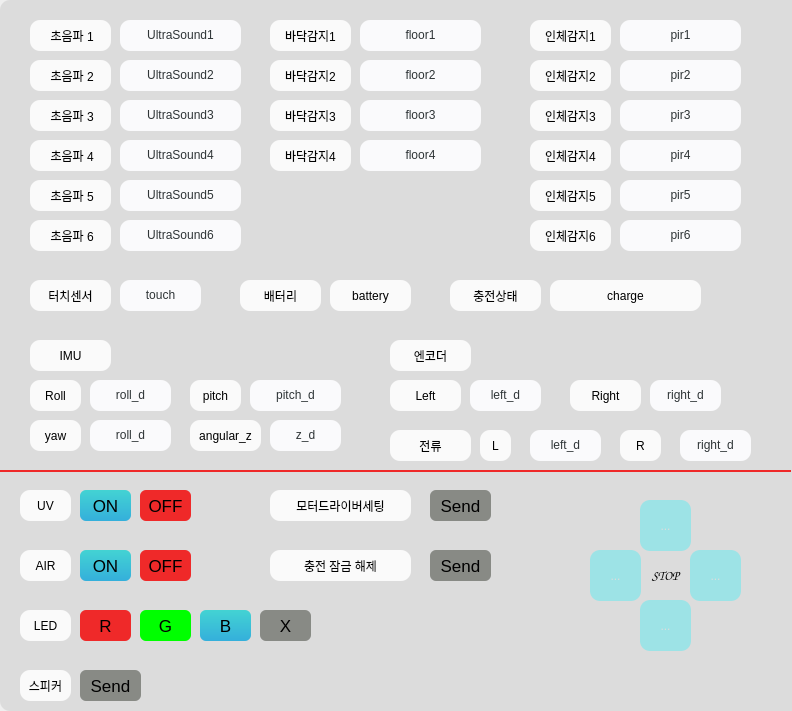
cnr-lab/uvbot_test_ui, file UI/AdamTest.ui: the form before one commit.
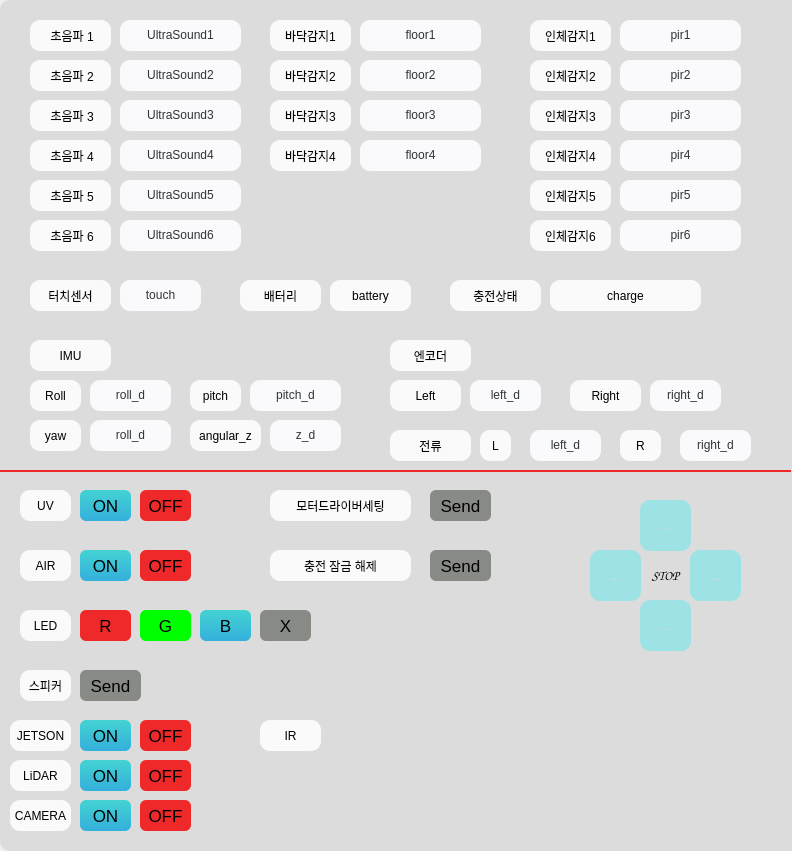
The form after the commit. Icons and pictures are not drawn.

Commit message: Jetson, Lidar, Camera button is updated

```diff
--- a/UI/AdamTest.ui
+++ b/UI/AdamTest.ui
@@ -2,39 +2,63 @@
 <ui version="4.0">
  <class>MainWindow_TestforAdam</class>
  <widget class="QMainWindow" name="MainWindow_TestforAdam">
+  <property name="enabled">
+   <bool>true</bool>
+  </property>
   <property name="geometry">
    <rect>
     <x>0</x>
     <y>0</y>
     <width>792</width>
-    <height>711</height>
+    <height>851</height>
    </rect>
   </property>
   <property name="minimumSize">
    <size>
     <width>792</width>
-    <height>711</height>
+    <height>851</height>
    </size>
   </property>
   <property name="maximumSize">
    <size>
     <width>792</width>
-    <height>711</height>
+    <height>871</height>
    </size>
   </property>
   <property name="windowTitle">
    <string>MainWindow</string>
   </property>
   <widget class="QWidget" name="centralwidget">
+   <property name="minimumSize">
+    <size>
+     <width>792</width>
+     <height>851</height>
+    </size>
+   </property>
+   <property name="maximumSize">
+    <size>
+     <width>792</width>
+     <height>851</height>
+    </size>
+   </property>
    <widget class="QFrame" name="frame">
+    <property name="enabled">
+     <bool>true</bool>
+    </property>
     <property name="geometry">
      <rect>
       <x>0</x>
       <y>0</y>
       <width>811</width>
-      <height>711</height>
+      <height>851</height>
      </rect>
     </property>
+    <property name="sizePolicy">
+     <sizepolicy hsizetype="Preferred" vsizetype="Preferred">
+      <horstretch>0</horstretch>
+      <verstretch>0</verstretch>
+     </sizepolicy>
+    </property>
     <property name="styleSheet">
      <string notr="true">QFrame {	
 	background-color: rgb(220,220,220);	
@@ -1956,6 +1980,266 @@
       <set>Qt::AlignCenter</set>
      </property>
     </widget>
+    <widget class="QLabel" name="JETSON">
+     <property name="geometry">
+      <rect>
+       <x>10</x>
+       <y>720</y>
+       <width>61</width>
+       <height>31</height>
+      </rect>
+     </property>
+     <property name="styleSheet">
+      <string notr="true">QFrame {	
+	background-color: rgb(250, 250, 250);	
+	color: rgb(0, 0, 0);
+	border-radius: 10px;
+}</string>
+     </property>
+     <property name="text">
+      <string>JETSON</string>
+     </property>
+     <property name="alignment">
+      <set>Qt::AlignCenter</set>
+     </property>
+    </widget>
+    <widget class="QPushButton" name="JETSON_ON">
+     <property name="geometry">
+      <rect>
+       <x>80</x>
+       <y>720</y>
+       <width>51</width>
+       <height>31</height>
+      </rect>
+     </property>
+     <property name="font">
+      <font>
+       <family>Ubuntu</family>
+       <pointsize>13</pointsize>
+       <weight>50</weight>
+       <bold>false</bold>
+      </font>
+     </property>
+     <property name="styleSheet">
+      <string notr="true">background-color:qlineargradient(spread:reflect, x1:1, y1:1, x2:1, y2:0, stop:0 rgba(52, 175, 219, 255), stop:1 rgba(67, 211, 211, 255));	
+color: rgb(0, 0, 0);
+
+border-radius: 6px;
+</string>
+     </property>
+     <property name="text">
+      <string>ON</string>
+     </property>
+    </widget>
+    <widget class="QPushButton" name="JETSON_OFF">
+     <property name="geometry">
+      <rect>
+       <x>140</x>
+       <y>720</y>
+       <width>51</width>
+       <height>31</height>
+      </rect>
+     </property>
+     <property name="font">
+      <font>
+       <family>Ubuntu</family>
+       <pointsize>13</pointsize>
+       <weight>50</weight>
+       <bold>false</bold>
+      </font>
+     </property>
+     <property name="styleSheet">
+      <string notr="true">background-color:qlineargradient(spread:pad, x1:0, y1:1, x2:0, y2:1, stop:0 rgba(239, 41, 41, 255), stop:1 rgba(255, 255, 255, 255));
+color: rgb(0, 0, 0);
+
+border-radius: 6px;
+</string>
+     </property>
+     <property name="text">
+      <string>OFF</string>
+     </property>
+    </widget>
+    <widget class="QLabel" name="CAMERA">
+     <property name="geometry">
+      <rect>
+       <x>10</x>
+       <y>800</y>
+       <width>61</width>
+       <height>31</height>
+      </rect>
+     </property>
+     <property name="styleSheet">
+      <string notr="true">QFrame {	
+	background-color: rgb(250, 250, 250);	
+	color: rgb(0, 0, 0);
+	border-radius: 10px;
+}</string>
+     </property>
+     <property name="text">
+      <string>CAMERA</string>
+     </property>
+     <property name="alignment">
+      <set>Qt::AlignCenter</set>
+     </property>
+    </widget>
+    <widget class="QPushButton" name="LiDAR_ON">
+     <property name="geometry">
+      <rect>
+       <x>80</x>
+       <y>760</y>
+       <width>51</width>
+       <height>31</height>
+      </rect>
+     </property>
+     <property name="font">
+      <font>
+       <family>Ubuntu</family>
+       <pointsize>13</pointsize>
+       <weight>50</weight>
+       <bold>false</bold>
+      </font>
+     </property>
+     <property name="styleSheet">
+      <string notr="true">background-color:qlineargradient(spread:reflect, x1:1, y1:1, x2:1, y2:0, stop:0 rgba(52, 175, 219, 255), stop:1 rgba(67, 211, 211, 255));	
+color: rgb(0, 0, 0);
+
+border-radius: 6px;
+</string>
+     </property>
+     <property name="text">
+      <string>ON</string>
+     </property>
+    </widget>
+    <widget class="QPushButton" name="LiDAR_OFF">
+     <property name="geometry">
+      <rect>
+       <x>140</x>
+       <y>760</y>
+       <width>51</width>
+       <height>31</height>
+      </rect>
+     </property>
+     <property name="font">
+      <font>
+       <family>Ubuntu</family>
+       <pointsize>13</pointsize>
+       <weight>50</weight>
+       <bold>false</bold>
+      </font>
+     </property>
+     <property name="styleSheet">
+      <string notr="true">background-color:qlineargradient(spread:pad, x1:0, y1:1, x2:0, y2:1, stop:0 rgba(239, 41, 41, 255), stop:1 rgba(255, 255, 255, 255));
+color: rgb(0, 0, 0);
+
+border-radius: 6px;
+</string>
+     </property>
+     <property name="text">
+      <string>OFF</string>
+     </property>
+    </widget>
+    <widget class="QLabel" name="LiDAR">
+     <property name="geometry">
+      <rect>
+       <x>10</x>
+       <y>760</y>
+       <width>61</width>
+       <height>31</height>
+      </rect>
+     </property>
+     <property name="styleSheet">
+      <string notr="true">QFrame {	
+	background-color: rgb(250, 250, 250);	
+	color: rgb(0, 0, 0);
+	border-radius: 10px;
+}</string>
+     </property>
+     <property name="text">
+      <string>LiDAR</string>
+     </property>
+     <property name="alignment">
+      <set>Qt::AlignCenter</set>
+     </property>
+    </widget>
+    <widget class="QPushButton" name="CAMERA_ON">
+     <property name="geometry">
+      <rect>
+       <x>80</x>
+       <y>800</y>
+       <width>51</width>
+       <height>31</height>
+      </rect>
+     </property>
+     <property name="font">
+      <font>
+       <family>Ubuntu</family>
+       <pointsize>13</pointsize>
+       <weight>50</weight>
+       <bold>false</bold>
+      </font>
+     </property>
+     <property name="styleSheet">
+      <string notr="true">background-color:qlineargradient(spread:reflect, x1:1, y1:1, x2:1, y2:0, stop:0 rgba(52, 175, 219, 255), stop:1 rgba(67, 211, 211, 255));	
+color: rgb(0, 0, 0);
+
+border-radius: 6px;
+</string>
+     </property>
+     <property name="text">
+      <string>ON</string>
+     </property>
+    </widget>
+    <widget class="QPushButton" name="CAMERA_OFF">
+     <property name="geometry">
+      <rect>
+       <x>140</x>
+       <y>800</y>
+       <width>51</width>
+       <height>31</height>
+      </rect>
+     </property>
+     <property name="font">
+      <font>
+       <family>Ubuntu</family>
+       <pointsize>13</pointsize>
+       <weight>50</weight>
+       <bold>false</bold>
+      </font>
+     </property>
+     <property name="styleSheet">
+      <string notr="true">background-color:qlineargradient(spread:pad, x1:0, y1:1, x2:0, y2:1, stop:0 rgba(239, 41, 41, 255), stop:1 rgba(255, 255, 255, 255));
+color: rgb(0, 0, 0);
+
+border-radius: 6px;
+</string>
+     </property>
+     <property name="text">
+      <string>OFF</string>
+     </property>
+    </widget>
+    <widget class="QLabel" name="IR">
+     <property name="geometry">
+      <rect>
+       <x>260</x>
+       <y>720</y>
+       <width>61</width>
+       <height>31</height>
+      </rect>
+     </property>
+     <property name="styleSheet">
+      <string notr="true">QFrame {	
+	background-color: rgb(250, 250, 250);	
+	color: rgb(0, 0, 0);
+	border-radius: 10px;
+}</string>
+     </property>
+     <property name="text">
+      <string>IR</string>
+     </property>
+     <property name="alignment">
+      <set>Qt::AlignCenter</set>
+     </property>
+    </widget>
    </widget>
   </widget>
  </widget>
```
The commit also changes 4 other files.
